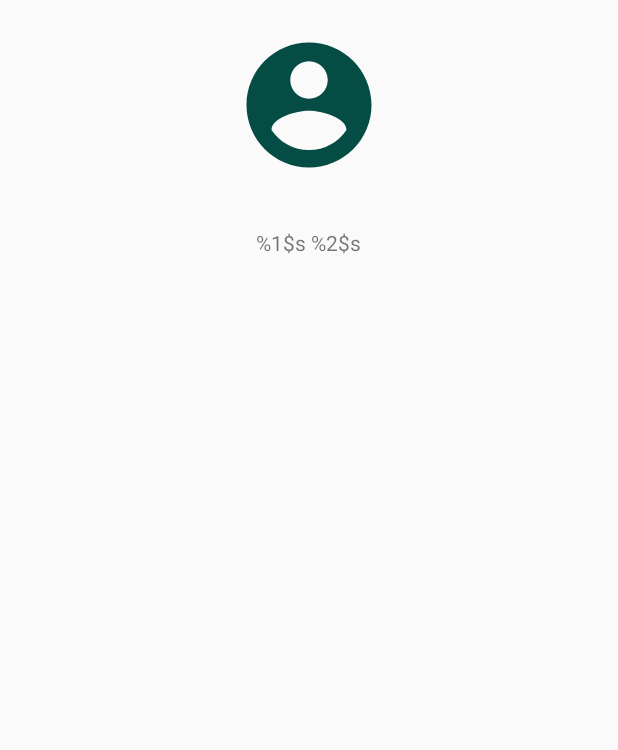
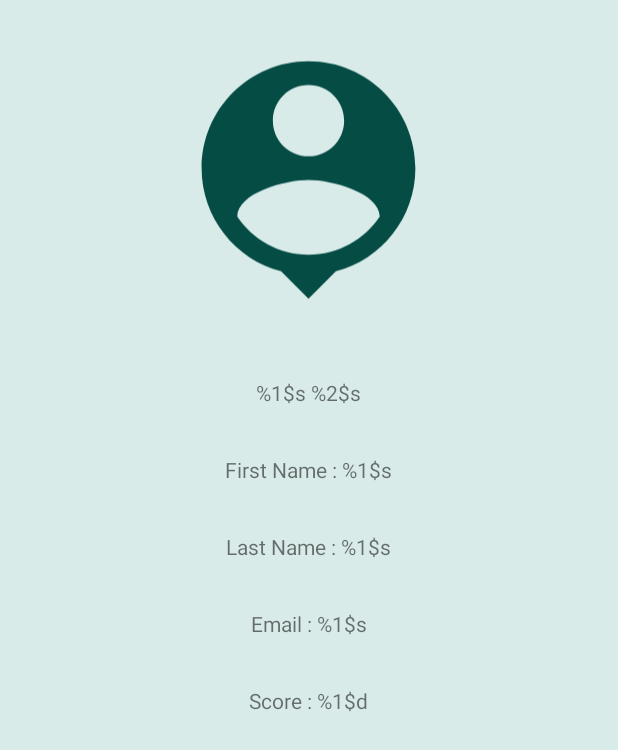
Before and after one commit to tddrrr/android-project-countries, an Android app: the layout fragment_profil.xml on its own in the app's theme, with its tools: preview values and no code run, on a phone screen of 412 x 824 dp. Shown: the top 750 px of the screen. Run offline under Robolectric (Android 15) with nearby library versions, the phone set to English and light mode, and no system bars.

```diff
--- a/app/src/main/java/com/example/project_countries/fragmente/FragmentProfil.java
+++ b/app/src/main/java/com/example/project_countries/fragmente/FragmentProfil.java
@@ -27,9 +27,11 @@ import static com.example.project_countries.Login.id_user;
 
 public class FragmentProfil extends Fragment {
     private SharedPreferences preferences ;
-    private String firstName;
-    private String lastName;
+    private TextView firstName;
+    private TextView lastName;
     private TextView info;
+    private TextView Email;
+    private TextView Score;
     private User user;
     public FragmentProfil(User user) {
         this.user=user;
@@ -42,7 +44,18 @@ public class FragmentProfil extends Fragment {
         String value = getContext().getString(R.string.fragment_profil_info,user.getFirstName(),user.getLastName());
         info= v.findViewById(R.id.tv_nume);
         info.setText(value);
-
+        String fname = getContext().getString(R.string.fragment_profil_firstName,user.getFirstName());
+        String lname = getContext().getString(R.string.fragment_profil_lastName,user.getLastName());
+        String email = getContext().getString(R.string.fragment_profil_email,user.getEmail());
+        String score = getContext().getString(R.string.fragment_profil_score,user.getScore());
+        firstName= v.findViewById(R.id.tv_profile_firstName);
+        firstName.setText(fname);
+        lastName= v.findViewById(R.id.tv_profile_lastName);
+        lastName.setText(lname);
+        Email= v.findViewById(R.id.tv_profile_Email);
+        Email.setText(email);
+        Score= v.findViewById(R.id.tv_profile_Score);
+        Score.setText(score);
     }
 
     @Override
--- a/app/src/main/res/drawable/ic_baseline_person_pin_24.xml
+++ b/app/src/main/res/drawable/ic_baseline_person_pin_24.xml
@@ -1,4 +1,4 @@
-<vector android:height="24dp" android:tint="#FFFFFF"
+<vector android:height="24dp" android:tint="#054C45"
     android:viewportHeight="24" android:viewportWidth="24"
     android:width="24dp" xmlns:android="http://schemas.android.com/apk/res/android">
     <path android:fillColor="@android:color/white" android:pathData="M12,2c-4.97,0 -9,4.03 -9,9 0,4.17 2.84,7.67 6.69,8.69L12,22l2.31,-2.31C18.16,18.67 21,15.17 21,11c0,-4.97 -4.03,-9 -9,-9zM12,4c1.66,0 3,1.34 3,3s-1.34,3 -3,3 -3,-1.34 -3,-3 1.34,-3 3,-3zM12,18.3c-2.5,0 -4.71,-1.28 -6,-3.22 0.03,-1.99 4,-3.08 6,-3.08 1.99,0 5.97,1.09 6,3.08 -1.29,1.94 -3.5,3.22 -6,3.22z"/>
--- a/app/src/main/res/layout/fragment_profil.xml
+++ b/app/src/main/res/layout/fragment_profil.xml
@@ -4,6 +4,7 @@
     xmlns:tools="http://schemas.android.com/tools"
     android:layout_width="match_parent"
     android:layout_height="match_parent"
+    android:background="#5493CAC5"
     android:orientation="vertical"
     tools:context=".fragmente.FragmentProfil">
 
@@ -11,29 +12,67 @@
 
     <ImageView
         android:id="@+id/iv_profilePicture"
-        android:layout_width="100dp"
-        android:layout_height="100dp"
-        android:contentDescription="@string/menu_profil"
+        android:layout_width="190dp"
+        android:layout_height="200dp"
         android:layout_gravity="center_horizontal"
         android:layout_marginTop="20dp"
-        android:src="@drawable/ic_baseline_account_circle_24" />
+        android:contentDescription="@string/menu_profil"
+        android:src="@drawable/ic_baseline_person_pin_24" />
 
     <TextView
         android:id="@+id/tv_nume"
         android:layout_width="wrap_content"
         android:layout_height="wrap_content"
+        android:layout_gravity="center"
         android:layout_marginTop="32dp"
         android:text="@string/fragment_profil_info"
-        android:layout_gravity="center"
         app:layout_constraintEnd_toEndOf="parent"
         app:layout_constraintStart_toStartOf="parent"
         app:layout_constraintTop_toBottomOf="@+id/iv_profilePicture" />
 
-        <androidx.recyclerview.widget.RecyclerView
-            android:id="@+id/testScoreHistory"
-            android:layout_width="match_parent"
-            android:layout_height="match_parent"
-            android:layout_marginTop="20dp"
-            android:scrollbars="vertical"/>
+    <TextView
+        android:id="@+id/tv_profile_firstName"
+        android:layout_width="wrap_content"
+        android:layout_height="wrap_content"
+        android:layout_gravity="center"
+        android:layout_marginTop="32dp"
+        android:text="@string/fragment_profil_firstName"
+        app:layout_constraintEnd_toEndOf="parent"
+        app:layout_constraintStart_toStartOf="parent"
+        app:layout_constraintTop_toBottomOf="@+id/iv_profilePicture" />
+
+    <TextView
+        android:id="@+id/tv_profile_lastName"
+        android:layout_width="wrap_content"
+        android:layout_height="wrap_content"
+        android:layout_gravity="center"
+        android:layout_marginTop="32dp"
+        android:text="@string/fragment_profil_lastName"
+        app:layout_constraintEnd_toEndOf="parent"
+        app:layout_constraintStart_toStartOf="parent"
+        app:layout_constraintTop_toBottomOf="@+id/iv_profilePicture" />
+
+    <TextView
+        android:id="@+id/tv_profile_Email"
+        android:layout_width="wrap_content"
+        android:layout_height="wrap_content"
+        android:layout_gravity="center"
+        android:layout_marginTop="32dp"
+        android:text="@string/fragment_profil_email"
+        app:layout_constraintEnd_toEndOf="parent"
+        app:layout_constraintStart_toStartOf="parent"
+        app:layout_constraintTop_toBottomOf="@+id/iv_profilePicture" />
+
+    <TextView
+        android:id="@+id/tv_profile_Score"
+        android:layout_width="wrap_content"
+        android:layout_height="wrap_content"
+        android:layout_gravity="center"
+        android:layout_marginTop="32dp"
+        android:text="@string/fragment_profil_score"
+        app:layout_constraintEnd_toEndOf="parent"
+        app:layout_constraintStart_toStartOf="parent"
+        app:layout_constraintTop_toBottomOf="@+id/iv_profilePicture" />
+
 
 </LinearLayout>
--- a/app/src/main/res/values/strings.xml
+++ b/app/src/main/res/values/strings.xml
@@ -23,6 +23,10 @@
     <!-- TODO: Remove or change this placeholder text -->
     <string name="hello">Hello! Go to our menu to start your journey!</string>
     <string name="fragment_profil_info">%1$s %2$s</string>
+    <string name="fragment_profil_firstName"> First Name :       %1$s </string>
+    <string name="fragment_profil_lastName">Last Name :     %1$s </string>
+    <string name="fragment_profil_email">Email :    %1$s </string>
+    <string name="fragment_profil_score">Score :    %1$d </string>
     <string name="invata">Invatare</string>
     <string name="lv_row_flag">flag</string>
     <string name="country_name">Country name</string>
```
